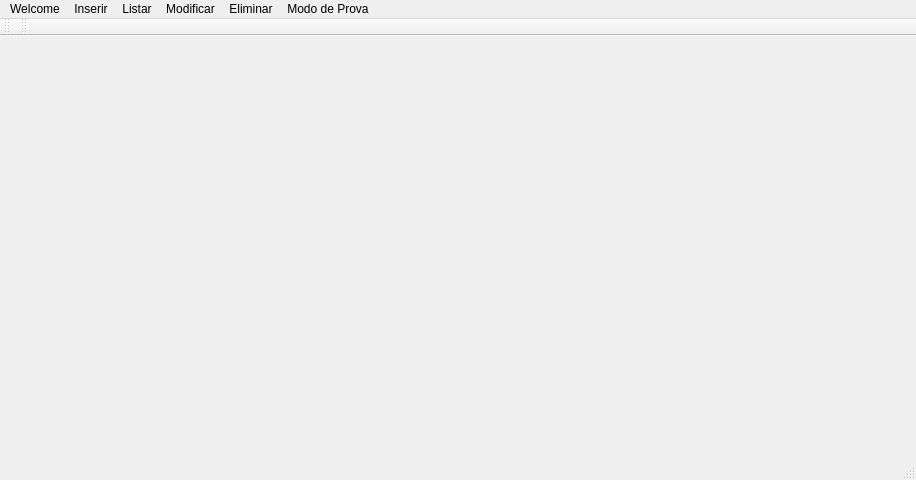
Qt form si/qt/gamelic_qt/mainwindow.ui (Wultyc/ISEP_1718_2A2S_LSIS1) before a commit.
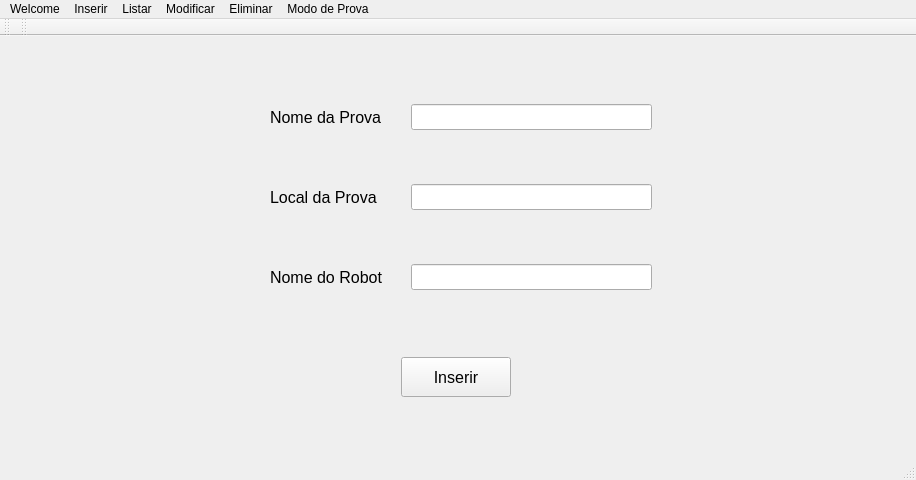
The same form after that commit. The open tabs and pages were chosen to show the change.

Commit message: Pequena ediação à janela Inserir Equipa, Design da janela Inserir Prova completo

The edit to the form file:
```diff
--- a/si/qt/gamelic_qt/mainwindow.ui
+++ b/si/qt/gamelic_qt/mainwindow.ui
@@ -357,7 +357,125 @@
         </property>
        </widget>
       </widget>
-      <widget class="QWidget" name="inserirProva"/>
+      <widget class="QWidget" name="inserirProva">
+       <widget class="QLabel" name="insLocalLabel">
+        <property name="geometry">
+         <rect>
+          <x>259</x>
+          <y>140</y>
+          <width>131</width>
+          <height>20</height>
+         </rect>
+        </property>
+        <property name="font">
+         <font>
+          <pointsize>12</pointsize>
+         </font>
+        </property>
+        <property name="text">
+         <string>Local da Prova</string>
+        </property>
+       </widget>
+       <widget class="QLineEdit" name="insNomeProvaLineE">
+        <property name="geometry">
+         <rect>
+          <x>400</x>
+          <y>57</y>
+          <width>241</width>
+          <height>26</height>
+         </rect>
+        </property>
+        <property name="font">
+         <font>
+          <pointsize>12</pointsize>
+         </font>
+        </property>
+       </widget>
+       <widget class="QLabel" name="insRobotLabel">
+        <property name="geometry">
+         <rect>
+          <x>259</x>
+          <y>220</y>
+          <width>131</width>
+          <height>20</height>
+         </rect>
+        </property>
+        <property name="font">
+         <font>
+          <pointsize>12</pointsize>
+         </font>
+        </property>
+        <property name="text">
+         <string>Nome do Robot</string>
+        </property>
+       </widget>
+       <widget class="QLineEdit" name="insLocalLineE">
+        <property name="geometry">
+         <rect>
+          <x>400</x>
+          <y>137</y>
+          <width>241</width>
+          <height>26</height>
+         </rect>
+        </property>
+        <property name="font">
+         <font>
+          <pointsize>12</pointsize>
+         </font>
+        </property>
+       </widget>
+       <widget class="QLabel" name="insNomeProvaLabel">
+        <property name="geometry">
+         <rect>
+          <x>259</x>
+          <y>60</y>
+          <width>131</width>
+          <height>20</height>
+         </rect>
+        </property>
+        <property name="font">
+         <font>
+          <pointsize>12</pointsize>
+         </font>
+        </property>
+        <property name="text">
+         <string>Nome da Prova</string>
+        </property>
+       </widget>
+       <widget class="QLineEdit" name="insRobotLineE">
+        <property name="geometry">
+         <rect>
+          <x>400</x>
+          <y>217</y>
+          <width>241</width>
+          <height>26</height>
+         </rect>
+        </property>
+        <property name="font">
+         <font>
+          <pointsize>12</pointsize>
+         </font>
+        </property>
+       </widget>
+       <widget class="QPushButton" name="pushInserirProva">
+        <property name="geometry">
+         <rect>
+          <x>390</x>
+          <y>310</y>
+          <width>110</width>
+          <height>40</height>
+         </rect>
+        </property>
+        <property name="font">
+         <font>
+          <pointsize>12</pointsize>
+         </font>
+        </property>
+        <property name="text">
+         <string>Inserir</string>
+        </property>
+       </widget>
+      </widget>
       <widget class="QWidget" name="inserirRobot"/>
       <widget class="QWidget" name="listarEquipa"/>
       <widget class="QWidget" name="listarProva"/>
```
Left out of the diff: 8 changed lines with no effect on the pictures. The commit also changes 1 other file.
